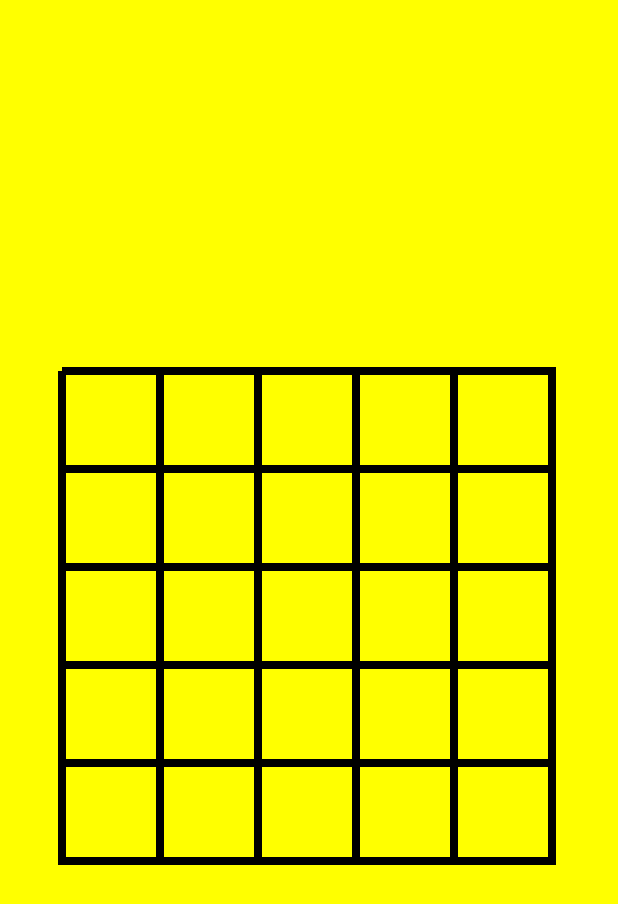
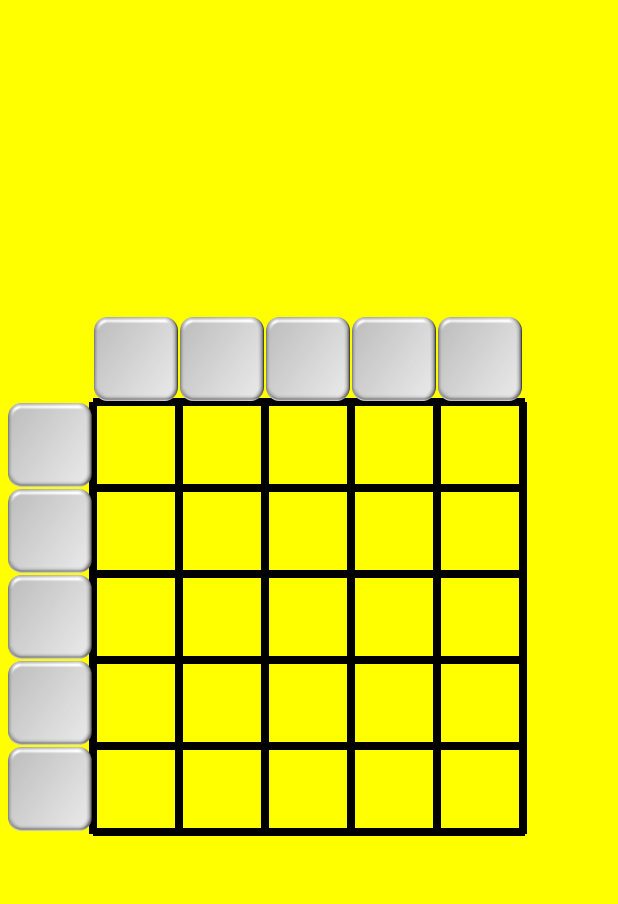
Before and after one commit to ethanplazz/GridsProject, an Android app: the screen it shows after launch (MainActivity), on a phone screen of 412 x 824 dp. Shown: the top 904 px of the screen. Run offline under Robolectric (Android 15) with nearby library versions, the light colour scheme and no system bars.

Commit message:
Created the GridButton class and drew buttons onto the screen on top of and on the left of my grid. Made edits within GridButton and Horse to actually put them onto the screen. Also organized my classes into either the ui package or the logic package.

```diff
--- a/app/src/main/java/edu/byuh/cis/cs300/gridsproject/Horse.java
+++ /dev/null
@@ -1,40 +0,0 @@
-package edu.byuh.cis.cs300.gridsproject;
-
-import android.content.Context;
-import android.graphics.Bitmap;
-import android.graphics.Canvas;
-import android.graphics.Color;
-import android.view.View;
-import android.graphics.Paint;
-
-public class Horse extends View {
-
-    private final Paint paint;
-
-    public Horse(Context c) {
-        super(c);
-        paint = new Paint();
-        paint.setColor(Color.BLACK);
-        paint.setStrokeWidth(8f);
-    }
-
-    @Override
-    public void onDraw(Canvas c) {
-        super.onDraw(c);
-        c.drawColor(Color.YELLOW);
-        int width = getWidth();
-        int height = getHeight();
-        int gridSize = Math.min(width, height) * 4 / 5;
-        int cellSize = gridSize / 5;
-        int startX = (width - gridSize) / 2;
-        int startY = (height - gridSize) / 2;
-        for (int i = 0; i <= 5; i++) {
-            float x = startX + i * cellSize;
-            c.drawLine(x, startY, x, startY + gridSize, paint);
-        }
-        for (int i = 0; i <= 5; i++) {
-            float y = startY + i * cellSize;
-            c.drawLine(startX, y, startX + gridSize, y, paint);
-        }
-    }
-}
--- a/app/src/main/java/edu/byuh/cis/cs300/gridsproject/MainActivity.java
+++ b/app/src/main/java/edu/byuh/cis/cs300/gridsproject/MainActivity.java
@@ -2,11 +2,9 @@ package edu.byuh.cis.cs300.gridsproject;
 
 import android.os.Bundle;
 
-import androidx.activity.EdgeToEdge;
 import androidx.appcompat.app.AppCompatActivity;
-import androidx.core.graphics.Insets;
-import androidx.core.view.ViewCompat;
-import androidx.core.view.WindowInsetsCompat;
+
+import edu.byuh.cis.cs300.gridsproject.ui.Horse;
 
 public class MainActivity extends AppCompatActivity {
 
--- a/app/src/main/java/edu/byuh/cis/cs300/gridsproject/Player.java
+++ /dev/null
@@ -1,8 +0,0 @@
-package edu.byuh.cis.cs300.gridsproject;
-
-public enum Player {
-    X,
-    O,
-    BOTH,
-    BLANK
-}
--- a/app/src/main/java/edu/byuh/cis/cs300/gridsproject/GameBoard.java
+++ b/app/src/main/java/edu/byuh/cis/cs300/gridsproject/logic/GameBoard.java
@@ -1,4 +1,4 @@
-package edu.byuh.cis.cs300.gridsproject;
+package edu.byuh.cis.cs300.gridsproject.logic;
 
 public class GameBoard {
 
--- /dev/null
+++ b/app/src/main/java/edu/byuh/cis/cs300/gridsproject/logic/Player.java
@@ -0,0 +1,11 @@
+package edu.byuh.cis.cs300.gridsproject.logic;
+
+/**
+ * This is where my player enums are declared
+ */
+public enum Player {
+    X,
+    O,
+    BOTH,
+    BLANK
+}
--- /dev/null
+++ b/app/src/main/java/edu/byuh/cis/cs300/gridsproject/ui/GridButton.java
@@ -0,0 +1,42 @@
+package edu.byuh.cis.cs300.gridsproject.ui;
+
+import android.content.res.Resources;
+import android.graphics.Bitmap;
+import android.graphics.BitmapFactory;
+import android.graphics.Canvas;
+import android.graphics.RectF;
+
+public class GridButton {
+    private RectF bounds;
+    private Bitmap image;
+    private char label;
+
+    // Constructor to accept label, position, size, and a Resources object for image loading
+    public GridButton(Resources res, char label, float left, float top, float width, float height, int imageResId) {
+        this.label = label;
+        this.bounds = new RectF(left, top, left + width, top + height);
+        this.image = BitmapFactory.decodeResource(res, imageResId);
+        this.image = Bitmap.createScaledBitmap(image, (int) width, (int) height, true);
+    }
+
+    // Method to render the button at its correct position on the Canvas
+    public void draw(Canvas canvas) {
+        // Draw the button image at the specified bounds
+        canvas.drawBitmap(image, null, bounds, null);
+    }
+
+    // Getter for the button's label
+    public char getLabel() {
+        return label;
+    }
+
+    // Check if a touch event falls within the button bounds
+    public boolean contains(float x, float y) {
+        return bounds.contains(x, y);
+    }
+
+    // Additional getter for bounds if needed
+    public RectF getBounds() {
+        return bounds;
+    }
+}
--- /dev/null
+++ b/app/src/main/java/edu/byuh/cis/cs300/gridsproject/ui/Horse.java
@@ -0,0 +1,84 @@
+package edu.byuh.cis.cs300.gridsproject.ui;
+
+import android.content.Context;
+import android.content.res.Resources;
+import android.graphics.Canvas;
+import android.graphics.Color;
+import android.view.View;
+import android.graphics.Paint;
+
+import java.util.ArrayList;
+import java.util.List;
+
+import edu.byuh.cis.cs300.gridsproject.R;
+
+public class Horse extends View {
+
+    private final Paint paint;
+    private final List<GridButton> buttons;
+    private final int gridSize = 5;
+
+    /**
+     * This is my horse constructor
+     * @param c
+     */
+    public Horse(Context c) {
+        super(c);
+        paint = new Paint();
+        paint.setColor(Color.BLACK);
+        paint.setStrokeWidth(8f);
+        buttons = new ArrayList<>();
+    }
+
+    @Override
+    protected void onSizeChanged(int w, int h, int oldw, int oldh) {
+        super.onSizeChanged(w, h, oldw, oldh);
+        buttons.clear();
+        createButtons(getResources());
+    }
+    private void createButtons(Resources res) {
+        int width = getWidth();
+        int height = getHeight();
+        int gridSize = Math.min(width, height) * 7 / 10;
+        int cellSize = gridSize / 5;
+        for (int i = 0; i < 5; i++) {
+            char label = (char) ('1' + i);
+            float left = (width - gridSize) / 2f + i * cellSize;
+            float top = (height - gridSize) / 2f - cellSize;
+            buttons.add(new GridButton(res, label, left, top, cellSize, cellSize, R.drawable.unpressed_button));
+        }
+        for (int i = 0; i < 5; i++) {
+            char label = (char) ('A' + i);
+            float left = (width - gridSize) / 2f - cellSize;
+            float top = (height - gridSize) / 2f + i * cellSize;
+            buttons.add(new GridButton(res, label, left, top, cellSize, cellSize, R.drawable.unpressed_button));
+        }
+    }
+
+    /**
+     * This is my ondraw method where the grid is drawn and scaled
+     * @param c
+     */
+    @Override
+    public void onDraw(Canvas c) {
+        super.onDraw(c);
+        c.drawColor(Color.YELLOW);
+        int width = getWidth();
+        int height = getHeight();
+        int gridSize = Math.min(width, height) * 7 / 10;
+        int cellSize = gridSize / 5;
+        int startX = (width - gridSize) / 2;
+        int startY = (height - gridSize) / 2;
+        for (int i = 0; i <= 5; i++) {
+            float x = startX + i * cellSize;
+            c.drawLine(x, startY, x, startY + gridSize, paint);
+        }
+        for (int i = 0; i <= 5; i++) {
+            float y = startY + i * cellSize;
+            c.drawLine(startX, y, startX + gridSize, y, paint);
+        }
+        for (GridButton button : buttons) {
+            button.draw(c);
+        }
+    }
+}
```
Also changed, not shown: app/src/main/res/drawable/unpressed_button.png (added).
